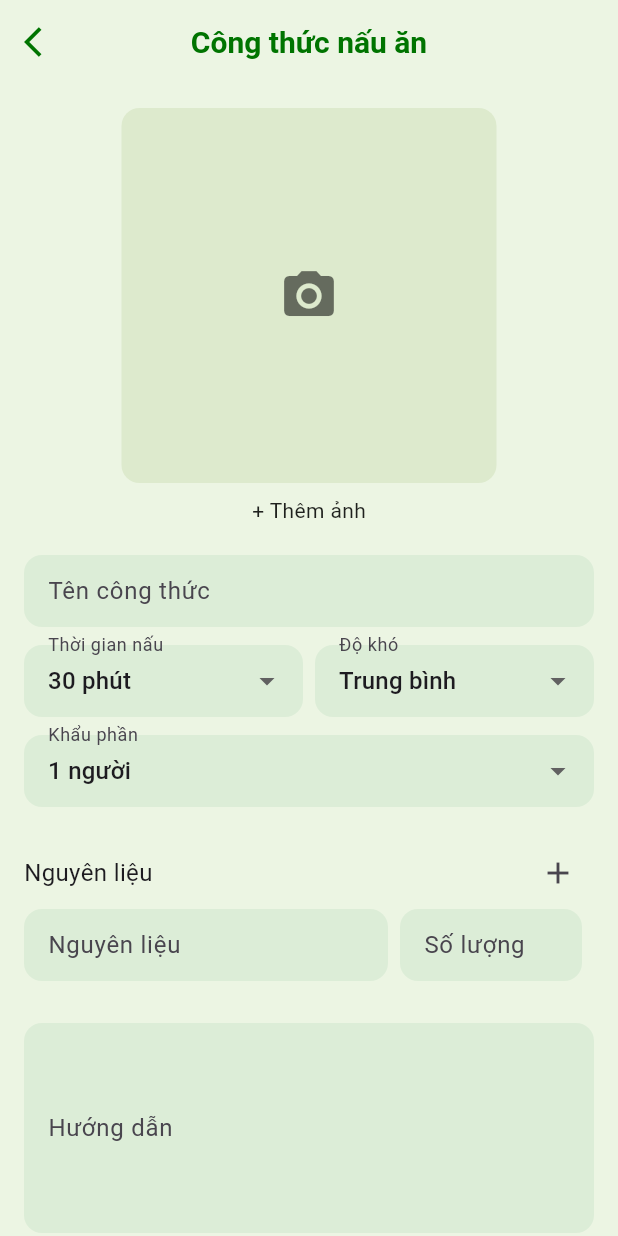
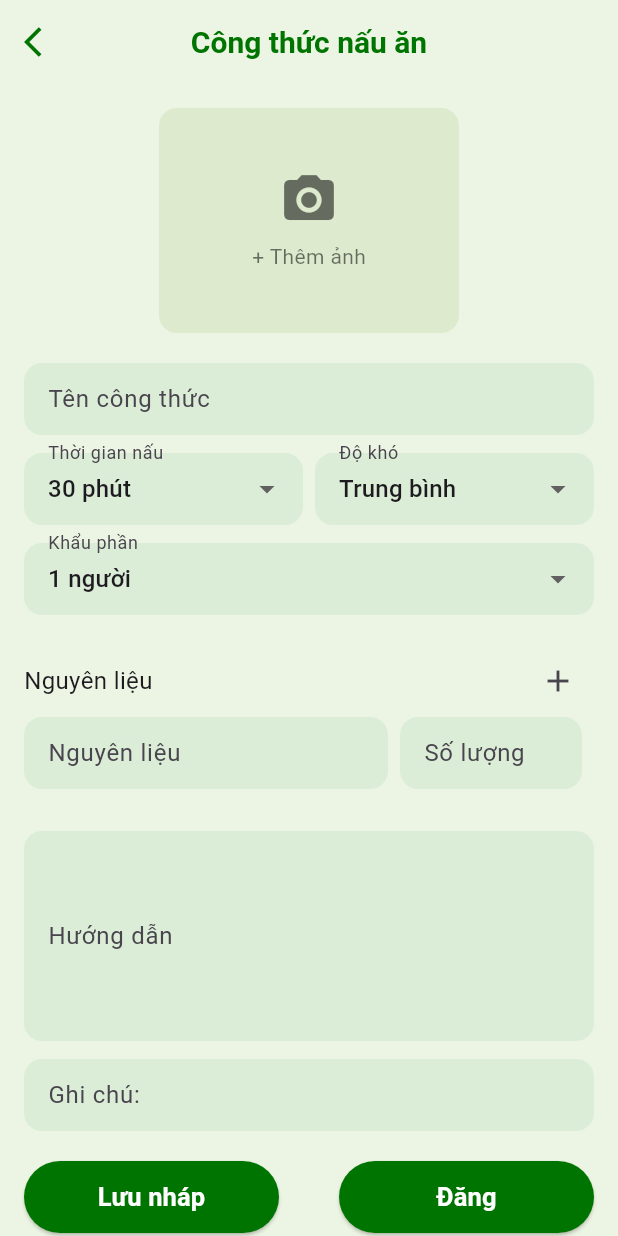
Before and after one commit to NguyenHongLoan125/lolly_app, a Flutter app: the AddDishScreen screen opened by its route, on a phone screen of 412 x 824 dp. Run offline on Flutter 3.47's test engine with Material 3 defaults, Android fonts, the phone set to English and light mode, and no system bars; our stand-ins replace cached_network_image, flutter_secure_storage, get, go_router, google_fonts, image_picker and 3 more; accounts and stored records are empty.

Commit message:
update add screen

```diff
--- a/lolly_app/lib/views/screens/nav_screens/add_dish_screen.dart
+++ b/lolly_app/lib/views/screens/nav_screens/add_dish_screen.dart
@@ -258,8 +258,8 @@ class _AddDishScreenState extends State<AddDishScreen> {
     return GestureDetector(
       onTap: pickImage,
       child: Container(
-        height: 250,
-        width: 250,
+        height: 150,
+        width: 200,
         decoration: BoxDecoration(
           color: const Color(0xFFDDEACD),
           borderRadius: BorderRadius.circular(12),
@@ -276,8 +276,19 @@ class _AddDishScreenState extends State<AddDishScreen> {
               : null),
         ),
         child: (selectedImage == null && imageUrlFromServer == null)
-            ? const Icon(Icons.camera_alt, size: 40, color: Colors.black54)
+            ? Column(
+          mainAxisAlignment: MainAxisAlignment.center,
+          children: const [
+            Icon(Icons.camera_alt, size: 40, color: Colors.black54),
+            SizedBox(height: 8),
+            Text(
+              '+ Thêm ảnh',
+              style: TextStyle(color: Colors.black54),
+            ),
+          ],
+        )
             : null,
+
       ),
     );
   }
@@ -330,8 +341,6 @@ class _AddDishScreenState extends State<AddDishScreen> {
           child: Column(
             children: [
               buildImagePicker(),
-              const SizedBox(height: 8),
-              const Text('+ Thêm ảnh', style: TextStyle(color: Colors.black87)),
               const SizedBox(height: 20),
               TextFormField(
                 controller: titleController,
@@ -433,8 +442,15 @@ class _AddDishScreenState extends State<AddDishScreen> {
                     Expanded(
                       child: ElevatedButton(
                         onPressed: saveDraft,
-                        style: greenButtonStyle(),
-                        child: const Text('Lưu nháp'),
+                        style: ElevatedButton.styleFrom(
+                          backgroundColor: const Color(0xFF007400),
+                          foregroundColor: Colors.white,
+                          padding: const EdgeInsets.symmetric(vertical: 12),
+                          shape: RoundedRectangleBorder(
+                            borderRadius: BorderRadius.circular(30),
+                          ),
+                        ),
+                        child: const Text('Lưu nháp',style: TextStyle(fontSize: 17, fontWeight: FontWeight.bold),),
                       ),
                     ),
 
@@ -442,8 +458,15 @@ class _AddDishScreenState extends State<AddDishScreen> {
                   Expanded(
                     child: ElevatedButton(
                       onPressed: submitRecipe,
-                      style: greenButtonStyle(),
-                      child: const Text('Đăng'),
+                      style: ElevatedButton.styleFrom(
+                        backgroundColor: const Color(0xFF007400),
+                        foregroundColor: Colors.white,
+                        padding: const EdgeInsets.symmetric(vertical: 12),
+                        shape: RoundedRectangleBorder(
+                          borderRadius: BorderRadius.circular(30),
+                        ),
+                      ),
+                      child: const Text('Đăng',style: TextStyle(fontSize: 17, fontWeight: FontWeight.bold),),
                     ),
                   ),
                 ],
--- a/lolly_app/lib/views/screens/nav_screens/widgets/draft_dish_item.dart
+++ b/lolly_app/lib/views/screens/nav_screens/widgets/draft_dish_item.dart
@@ -214,7 +214,6 @@ class _DraftDishItemWidgetState extends State<DraftDishItemWidget> {
                       children: [
                         TextButton.icon(
                           onPressed: () {
-                            // TODO: Thêm hành động chuyển sang màn chỉnh sửa món ăn
                             Navigator.push(
                               context,
                               MaterialPageRoute(
```
